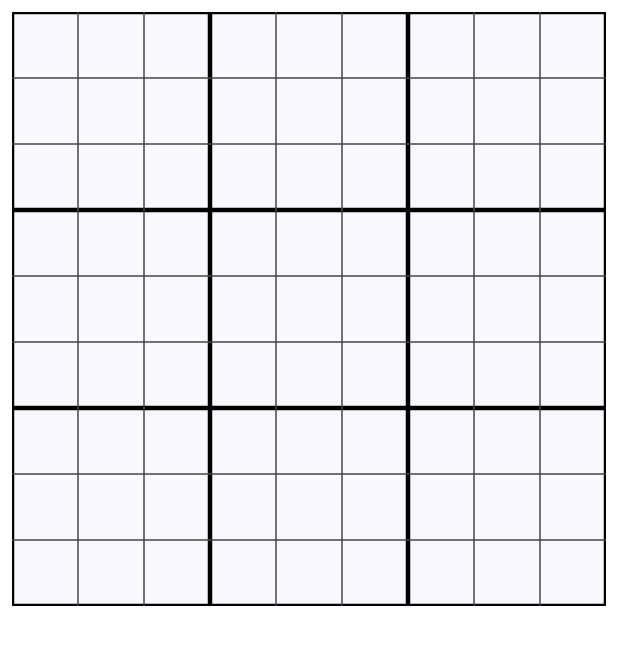
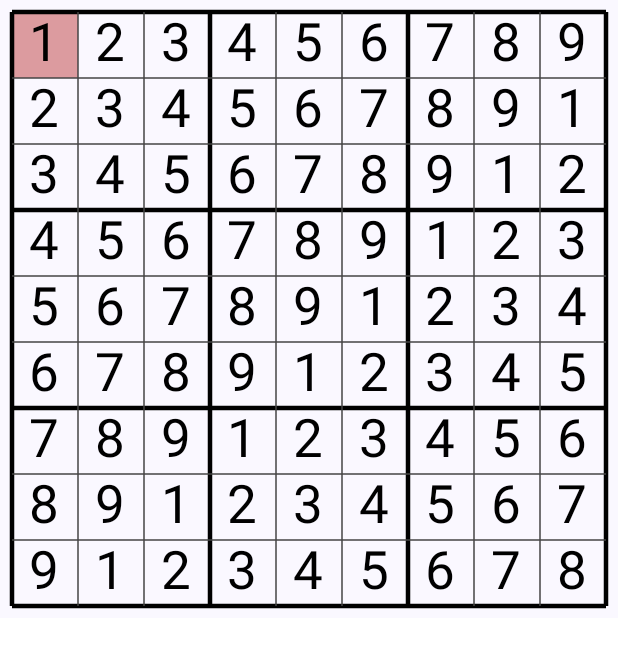
Before and after one commit to Ryos-K/SudokuSolver, an Android app built with Jetpack Compose: the @Preview function SudokuPreview, on a phone screen of 412 x 824 dp. Shown: the top 648 px of the screen. Run offline under Robolectric (Android 15) with nearby library versions, the phone set to English and light mode, and no system bars.

Commit message:
add component: table of Sudoku

```diff
--- a/app/src/main/java/com/ry05k2ulv/sudokusolver/ui/components/Sudoku.kt
+++ b/app/src/main/java/com/ry05k2ulv/sudokusolver/ui/components/Sudoku.kt
@@ -1,34 +1,75 @@
 package com.ry05k2ulv.sudokusolver.ui.components
 
 import androidx.compose.foundation.Canvas
-import androidx.compose.foundation.background
+import androidx.compose.foundation.gestures.detectTapGestures
+import androidx.compose.foundation.layout.Box
 import androidx.compose.foundation.layout.aspectRatio
-import androidx.compose.foundation.layout.fillMaxSize
 import androidx.compose.foundation.layout.fillMaxWidth
 import androidx.compose.foundation.layout.padding
 import androidx.compose.material3.Surface
 import androidx.compose.runtime.Composable
+import androidx.compose.runtime.getValue
+import androidx.compose.runtime.mutableStateOf
+import androidx.compose.runtime.remember
+import androidx.compose.runtime.setValue
 import androidx.compose.ui.Modifier
 import androidx.compose.ui.geometry.Offset
+import androidx.compose.ui.geometry.Size
 import androidx.compose.ui.graphics.Color
 import androidx.compose.ui.graphics.drawscope.DrawScope
+import androidx.compose.ui.input.pointer.pointerInput
+import androidx.compose.ui.text.ExperimentalTextApi
+import androidx.compose.ui.text.TextMeasurer
+import androidx.compose.ui.text.TextStyle
+import androidx.compose.ui.text.drawText
+import androidx.compose.ui.text.rememberTextMeasurer
 import androidx.compose.ui.tooling.preview.Preview
 import androidx.compose.ui.unit.dp
 import com.ry05k2ulv.sudokusolver.ui.theme.SudokuSolverTheme
 
-data class Coordinate(val x: Int, val y: Int)
+data class Position(val x: Int, val y: Int)
 
 
+@OptIn(ExperimentalTextApi::class)
 @Composable
 fun Sudoku(
-    modifier: Modifier,
-    plate: Array<Array<Int?>> = Array(9) { Array(9) { null } },
-    selected: Coordinate = Coordinate(0, 0),
-    onSelected: (Coordinate) -> Unit = {},
+    modifier: Modifier = Modifier.aspectRatio(1f),
+    table: Array<Array<Int?>> = Array(9) { Array(9) { null } },
+    selected: Position = Position(0, 0),
+    onSelected: (Position) -> Unit = {},
 ) {
+    val textMeasurer = rememberTextMeasurer()
 
-    Canvas(modifier = modifier, onDraw = {
+    Canvas(modifier = modifier
+        .pointerInput(Unit) {
+            detectTapGestures(
+                onTap = { tapOffset ->
+                    val cellWidth = size.width / 9
+                    val cellHeight = size.height / 9
+
+                    val tapPosition = Position(
+                        (tapOffset.x / cellWidth).let {
+                            when {
+                                it < 0f -> 0
+                                it >= 9f -> 8
+                                else -> it.toInt()
+                            }
+                        },
+                        (tapOffset.y / cellHeight).let {
+                            when {
+                                it < 0f -> 0
+                                it >= 9f -> 8
+                                else -> it.toInt()
+                            }
+                        },
+                    )
+                    onSelected(tapPosition)
+                }
+            )
+        }, onDraw = {
+        highlightCell(selected, Color(0x80c04040))
         drawFrame()
+        drawNumber(textMeasurer, table)
     })
 }
 
@@ -70,18 +111,50 @@ fun DrawScope.drawFrame() {
     }
 }
 
+fun DrawScope.highlightCell(pos: Position, color: Color) {
+    val cellWidth = size.width / 9
+    val cellHeight = size.height / 9
+
+    drawRect(
+        color = color,
+        topLeft = Offset(pos.x * cellWidth, pos.y * cellHeight),
+        size = Size(cellWidth, cellHeight)
+    )
+}
+
+@OptIn(ExperimentalTextApi::class)
+fun DrawScope.drawNumber(textMeasurer: TextMeasurer, table: Array<Array<Int?>>) {
+    val cellWidth = size.width / 9
+    val cellHeight = size.height / 9
+
+    table.forEachIndexed { ci, col ->
+        col.forEachIndexed { ri, cell ->
+            drawText(
+                textMeasurer,
+                cell?.toString() ?: "",
+                topLeft = Offset((ci + 0.25f) * cellWidth, ri * cellHeight),
+                style = TextStyle(fontSize = (cellWidth * 0.8f).toSp())
+            )
+        }
+    }
+}
+
 @Preview
 @Composable
 fun SudokuPreview() {
     SudokuSolverTheme {
-        Surface(
-            modifier = Modifier.padding(8.dp),
-        ) {
-            Sudoku(
-                modifier = Modifier
-                    .fillMaxWidth()
-                    .aspectRatio(1f)
-            )
+        Surface {
+            Box(modifier = Modifier.padding(8.dp)) {
+                var selected by remember { mutableStateOf(Position(0, 0)) }
+                Sudoku(
+                    modifier = Modifier
+                        .fillMaxWidth()
+                        .aspectRatio(1f),
+                    table = Array(9) { x -> Array(9) { y -> (x + y) % 9 + 1 } },
+                    selected = selected,
+                    onSelected = { selected = it }
+                )
+            }
         }
     }
 }
```
